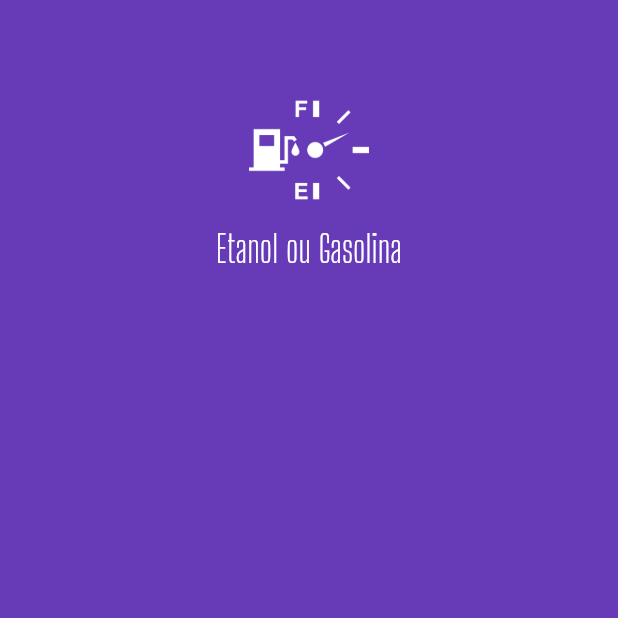
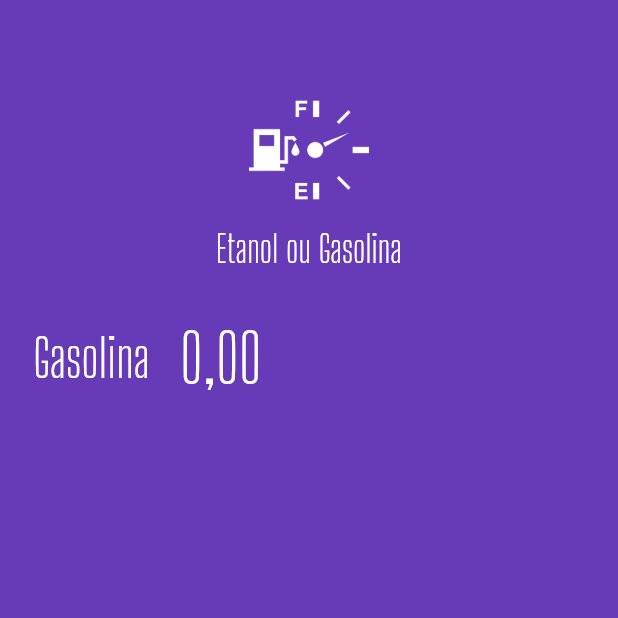
Before and after one commit to claylton/ethanol_or_gasoline, a Flutter app: the screen it shows after launch, on a phone screen of 412 x 824 dp, the top half of it. Run offline on Flutter 3.47's test engine with Material 2 defaults, Android fonts, the phone set to English and light mode, and no system bars; our stand-ins replace mask_text_input_formatter.

Commit message:
Feat: Add input value

```diff
--- a/lib/main.dart
+++ b/lib/main.dart
@@ -1,5 +1,6 @@
 import 'package:ethanol_or_gasoline/widgets/logo_widget.dart';
 import 'package:flutter/material.dart';
+import 'package:mask_text_input_formatter/mask_text_input_formatter.dart';
 
 void main() {
   runApp(const MyApp());
@@ -16,21 +17,55 @@ class MyApp extends StatelessWidget {
       theme: ThemeData(
         primarySwatch: Colors.deepPurple,
       ),
-      home: const HomePage(),
+      home: HomePage(),
     );
   }
 }
 
 class HomePage extends StatelessWidget {
-  const HomePage({super.key});
+  HomePage({super.key});
+
+  final MaskTextInputFormatter _maskTextInputFormatter = MaskTextInputFormatter(
+    mask: '#,##',
+  );
 
   @override
   Widget build(BuildContext context) {
     return Scaffold(
       backgroundColor: Theme.of(context).primaryColor,
       body: ListView(
-        children: const <Widget>[
-          LogoWidget(),
+        children: <Widget>[
+          const LogoWidget(),
+          Row(
+            children: [
+              Container(
+                width: 100,
+                alignment: Alignment.centerRight,
+                child: const Text(
+                  "Gasolina",
+                  style: TextStyle(
+                    color: Colors.white,
+                    fontSize: 35,
+                    fontFamily: "Big Shoulders Display",
+                  ),
+                ),
+              ),
+              const SizedBox(width: 20),
+              Expanded(
+                child: TextFormField(
+                  initialValue: "0,00",
+                  inputFormatters: [_maskTextInputFormatter],
+                  keyboardType: TextInputType.number,
+                  style: const TextStyle(
+                    color: Colors.white,
+                    fontSize: 45,
+                    fontFamily: "Big Shoulders Display",
+                  ),
+                  decoration: const InputDecoration(border: InputBorder.none),
+                ),
+              ),
+            ],
+          ),
         ],
       ),
     );
```
